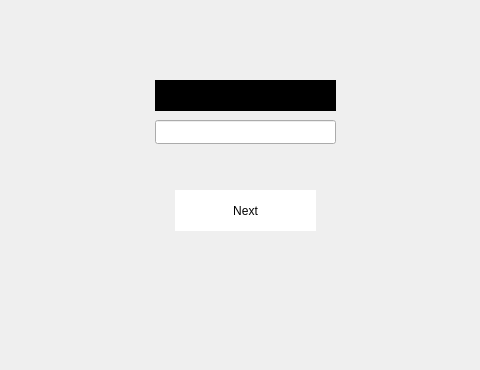
This is start.ui in Matin0789/Condottiere- as Qt 5 draws it before an edit; both pictures show x 135 to 615 and y 0 to 370 of the 800 by 601 pixel window. The edited form follows.
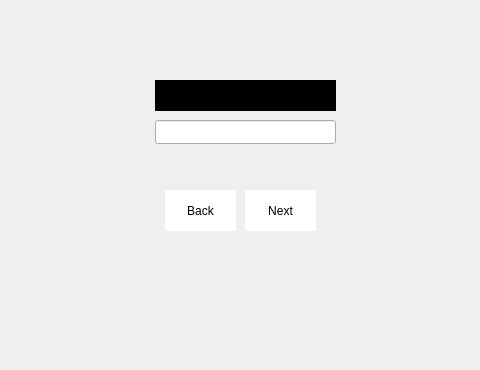
This is the edited form. Icons and pictures are not drawn.

```diff
--- a/start.ui
+++ b/start.ui
@@ -19,9 +19,9 @@
   <widget class="QPushButton" name="pushButton_start">
    <property name="geometry">
     <rect>
-     <x>310</x>
+     <x>380</x>
      <y>190</y>
-     <width>141</width>
+     <width>71</width>
      <height>41</height>
     </rect>
    </property>
@@ -82,6 +82,42 @@
     <string>  Please Enter Number of Players</string>
    </property>
   </widget>
+  <widget class="QPushButton" name="pushButton_start_2">
+   <property name="geometry">
+    <rect>
+     <x>300</x>
+     <y>190</y>
+     <width>71</width>
+     <height>41</height>
+    </rect>
+   </property>
+   <property name="styleSheet">
+    <string notr="true">
+QPushButton
+{
+	border : none ;
+	color : black ;
+	background-color : white ;
+	font : 700 22pt &quot;8514oem&quot;;
+	border-image: 30px url(:/Description/Graphics/photos/white (1).jpg);
+}
+QPushButton : Hover
+{
+	background-color : black ;
+    border-radius : 40px ;
+	border-image: 10px url(:/Description/Graphics/photos/white (1).jpg);
+}
+QPushButton : pressed
+{
+	background-color : black ;
+	color : white ;
+	border-image: 10px url(:/Description/Graphics/photos/white (1).jpg);
+}</string>
+   </property>
+   <property name="text">
+    <string>Back</string>
+   </property>
+  </widget>
  </widget>
  <resources/>
  <connections/>
```
